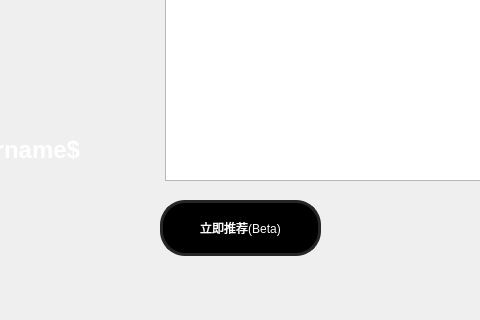
First picture: the form in app/ui/profile.ui, repository SISUBEN/FairySearch, before the edit; both pictures show x 200 to 680 and y 281 to 601 of the 1053 by 601 pixel window.
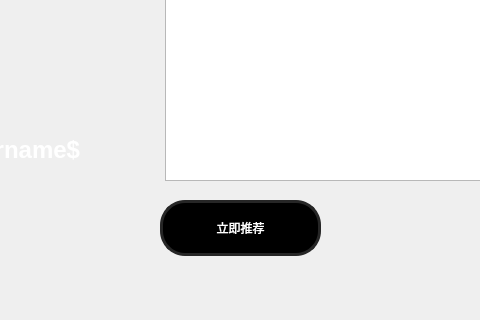
Second picture: the form after the edit. Icons and pictures are not drawn.

Commit message: feat(ui): add start.bat and update profile UI for immediate recommendations

Diff of the .ui file:
```diff
--- a/app/ui/profile.ui
+++ b/app/ui/profile.ui
@@ -155,7 +155,7 @@
 }</string>
       </property>
       <property name="text">
-       <string>立即推荐(Beta)</string>
+       <string>立即推荐</string>
       </property>
      </widget>
     </item>
```
The commit also changes 5 other files.
